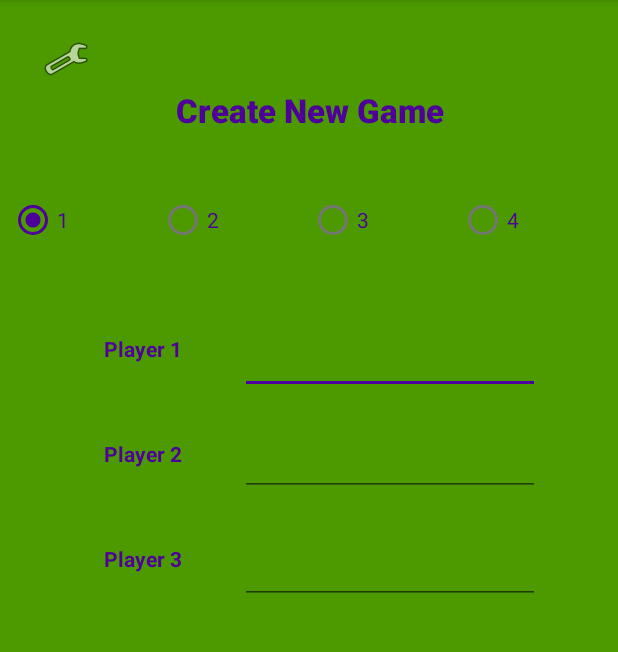
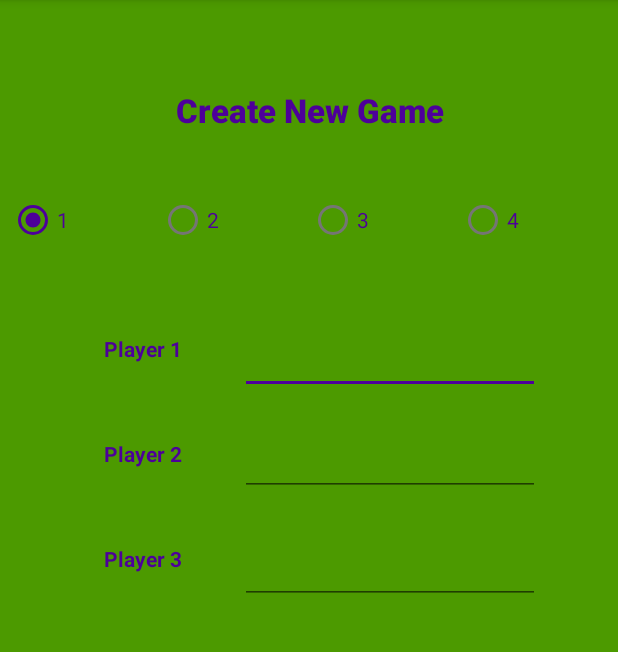
Before and after one commit to cordovaom/team100_miniGolfApp, an Android app: the screen it shows after launch (CreateNewGame), after a tap on "NEW GAME", on a phone screen of 412 x 824 dp, the part 84-736 px from its top. Run offline under Robolectric (Android 15) with nearby library versions, the phone set to English and light mode, and no system bars; Roboto replaces fonts that are not available here.

Commit message:
removed settings button

```diff
--- a/app/src/main/java/edu/vcu/team100_minigolfapp/CreateNewGame.java
+++ b/app/src/main/java/edu/vcu/team100_minigolfapp/CreateNewGame.java
@@ -33,7 +33,7 @@ public class CreateNewGame extends AppCompatActivity {
         setContentView(R.layout.activity_create_new_game);
 
         startGameButton = findViewById(R.id.startGameButton);
-        settingsButtonNewGame = findViewById(R.id.settingButtonNewGame);
+        //settingsButtonNewGame = findViewById(R.id.settingButtonNewGame);
 
         //radio button group
         numPlayers = (RadioGroup) findViewById(R.id.radioButtonGroup);
@@ -69,12 +69,12 @@ public class CreateNewGame extends AppCompatActivity {
             }
         });
 
-        settingsButtonNewGame.setOnClickListener(new View.OnClickListener() {
-            @Override
-            public void onClick(View view) {
-                startActivity(new Intent(view.getContext(), Settings.class));
-            }
-        });
+       // settingsButtonNewGame.setOnClickListener(new View.OnClickListener() {
+        //    @Override
+        //    public void onClick(View view) {
+         //       startActivity(new Intent(view.getContext(), Settings.class));
+        //    }
+      //  });
 
 
     }
--- a/app/src/main/java/edu/vcu/team100_minigolfapp/MainActivity.java
+++ b/app/src/main/java/edu/vcu/team100_minigolfapp/MainActivity.java
@@ -31,13 +31,13 @@ private ImageButton settings_Button;
             }
         });
 
-        settings_Button =(ImageButton) findViewById(R.id.settings);
-        settings_Button.setOnClickListener(new View.OnClickListener() {
-            @Override
-            public void onClick(View v) {
-                openSettings();
-            }
-        });
+       // settings_Button =(ImageButton) findViewById(R.id.settings);
+      //  settings_Button.setOnClickListener(new View.OnClickListener() {
+         //   @Override
+           // public void onClick(View v) {
+           //     openSettings();
+           // }
+     //   });
 
     }
 
--- a/app/src/main/java/edu/vcu/team100_minigolfapp/ScoreCard.java
+++ b/app/src/main/java/edu/vcu/team100_minigolfapp/ScoreCard.java
@@ -104,6 +104,7 @@ public class ScoreCard extends AppCompatActivity {
                 int player3Total = 0;
                 int player4Total = 0;
 
+
                 ArrayList<View> player1HoleViews = getViewsByTag(scorecard, "player1");
                 for(int i = 0; i < player1HoleViews.size(); i++) {
                     View view = player1HoleViews.get(i);
--- a/app/src/main/res/layout/activity_create_new_game.xml
+++ b/app/src/main/res/layout/activity_create_new_game.xml
@@ -25,22 +25,11 @@
         app:layout_constraintBottom_toBottomOf="parent"
         app:layout_constraintEnd_toEndOf="parent"
         app:layout_constraintHorizontal_bias="0.5"
-        app:layout_constraintStart_toEndOf="@+id/settingButtonNewGame"
         app:layout_constraintStart_toStartOf="parent"
         app:layout_constraintTop_toTopOf="parent"
         app:layout_constraintVertical_bias=".07" />
 
-    <ImageButton
-        android:id="@+id/settingButtonNewGame"
-        android:layout_width="54dp"
-        android:layout_height="46dp"
-        android:layout_marginTop="16dp"
-        android:background="@null"
-        app:layout_constraintEnd_toEndOf="parent"
-        app:layout_constraintHorizontal_bias="0.047"
-        app:layout_constraintStart_toStartOf="parent"
-        app:layout_constraintTop_toTopOf="parent"
-        app:srcCompat="@android:drawable/ic_menu_manage" />
+
 
     <TextView
         android:id="@+id/playerOneBanner"
```
Also changed, not shown: app/src/main/res/layout/activity_main.xml (+0 -12 lines).
